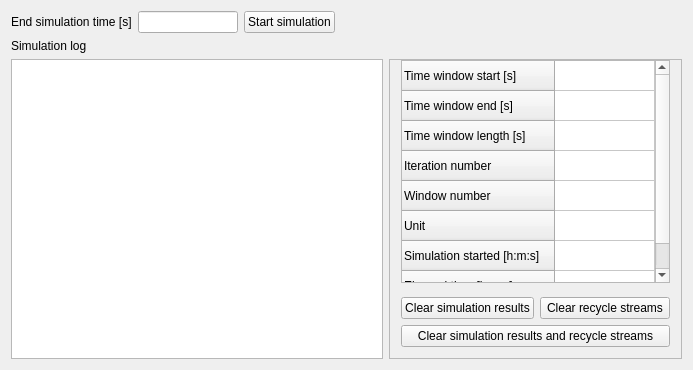
The window that GUIDialogs/SimulatorTab/SimulatorTab.ui (DyssolTEC/Dyssol-open) describes before a commit, drawn with Qt 5.
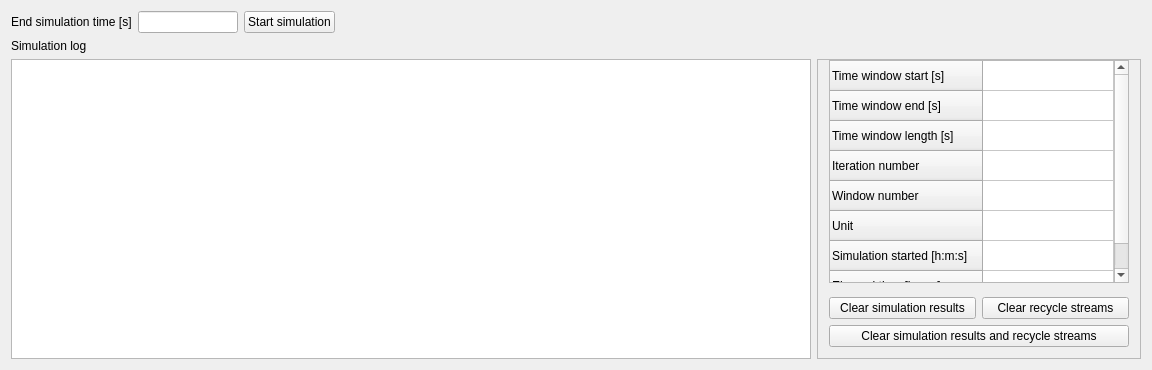
The same window after the commit. Icons and pictures are not drawn. Custom widgets are drawn as their Qt base class.

Commit message: Let simulation logs be visible

What changed in the file:
```diff
--- a/GUIDialogs/SimulatorTab/SimulatorTab.ui
+++ b/GUIDialogs/SimulatorTab/SimulatorTab.ui
@@ -84,7 +84,14 @@
    <item>
     <layout class="QHBoxLayout" name="horizontalLayout" stretch="1,0">
      <item>
-      <widget class="QTextBrowser" name="textBrowserLog"/>
+      <widget class="QTextBrowser" name="textBrowserLog">
+       <property name="minimumSize">
+        <size>
+         <width>800</width>
+         <height>0</height>
+        </size>
+       </property>
+      </widget>
      </item>
      <item>
       <widget class="QFrame" name="frame">
@@ -100,6 +107,18 @@
         </property>
         <item>
          <widget class="CQtTable" name="tableLog">
+          <property name="sizePolicy">
+           <sizepolicy hsizetype="MinimumExpanding" vsizetype="Expanding">
+            <horstretch>0</horstretch>
+            <verstretch>0</verstretch>
+           </sizepolicy>
+          </property>
+          <property name="minimumSize">
+           <size>
+            <width>300</width>
+            <height>0</height>
+           </size>
+          </property>
           <property name="sizeAdjustPolicy">
            <enum>QAbstractScrollArea::AdjustToContents</enum>
           </property>
```
